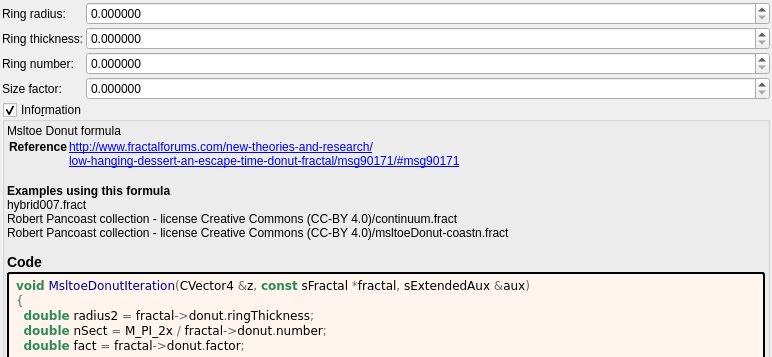
Old version of the form mandelbulber2/formula/ui/msltoe_donut.ui in the repository buddhi1980/mandelbulber2; both pictures show x 0 to 772 and y 0 to 357 of the 772 by 1027 pixel window.
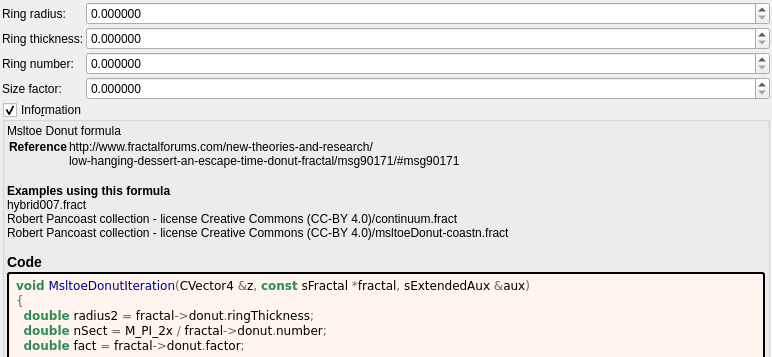
New version of the form. Custom widgets are drawn as their Qt base class.

Commit message:
docs: show fractalforums.com formula references as text
fractalforums.com is only partly online; fractalforums.org keeps a read-only
copy and the active forum. The formula information boxes now show
fractalforums.com references (and the wrapped lines that continue them) as
plain text. The links that remain are closed with </a>, which the generator
never wrote. The formula/ui files are regenerated with
tools/populate_ui_information.py.

```diff
--- a/mandelbulber2/formula/ui/msltoe_donut.ui
+++ b/mandelbulber2/formula/ui/msltoe_donut.ui
@@ -207,8 +207,8 @@
        <widget class="QLabel" name="label_information_general">
         <property name="text">
          <string notr="true">&lt;p&gt;Msltoe Donut formula&lt;/p&gt;&lt;table&gt;
-&lt;tr&gt;&lt;th&gt;Reference&lt;/th&gt;&lt;td&gt;&lt;a href=&quot;http://www.fractalforums.com/new-theories-and-research/&quot;&gt;http://www.fractalforums.com/new-theories-and-research/&lt;br&gt;
-&lt;a href=&quot;low-hanging-dessert-an-escape-time-donut-fractal/msg90171/#msg90171&quot;&gt;low-hanging-dessert-an-escape-time-donut-fractal/msg90171/#msg90171&lt;br&gt;
+&lt;tr&gt;&lt;th&gt;Reference&lt;/th&gt;&lt;td&gt;http://www.fractalforums.com/new-theories-and-research/&lt;br&gt;
+low-hanging-dessert-an-escape-time-donut-fractal/msg90171/#msg90171&lt;br&gt;
 &lt;/td&gt;&lt;/tr&gt;
 &lt;/table&gt;
 &lt;br&gt;&lt;b&gt;Examples using this formula&lt;/b&gt;&lt;br&gt;hybrid007.fract&lt;br&gt;Robert Pancoast collection - license Creative Commons (CC-BY 4.0)/continuum.fract&lt;br&gt;Robert Pancoast collection - license Creative Commons (CC-BY 4.0)/msltoeDonut-coastn.fract&lt;h3&gt;Code&lt;/h3&gt;</string>
```
The commit also changes 202 other files.
